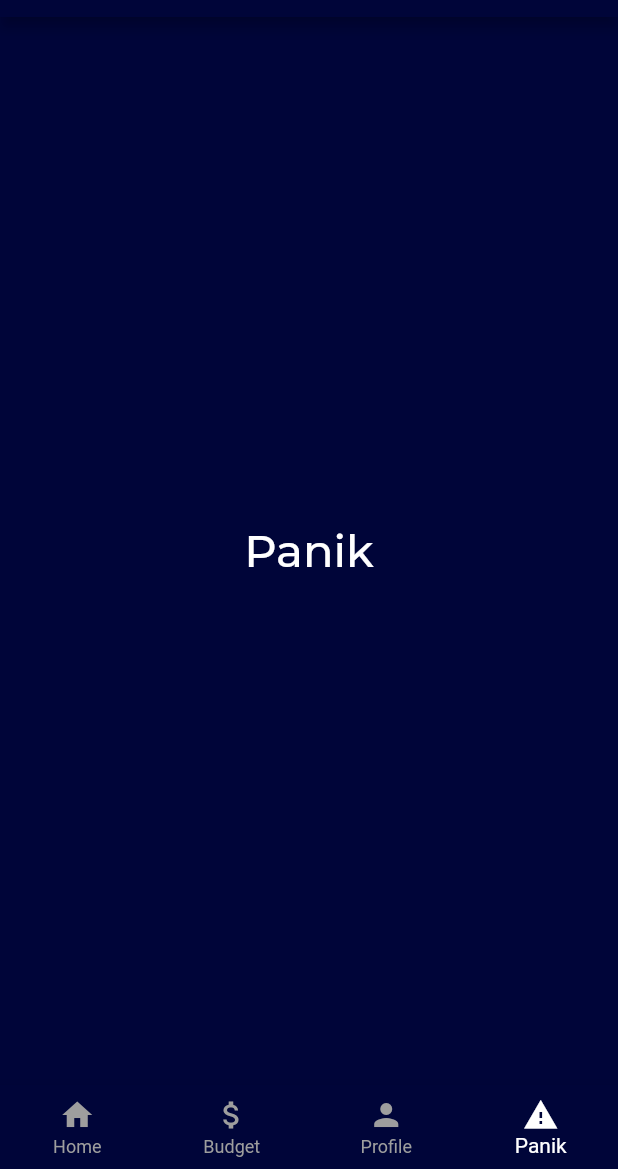
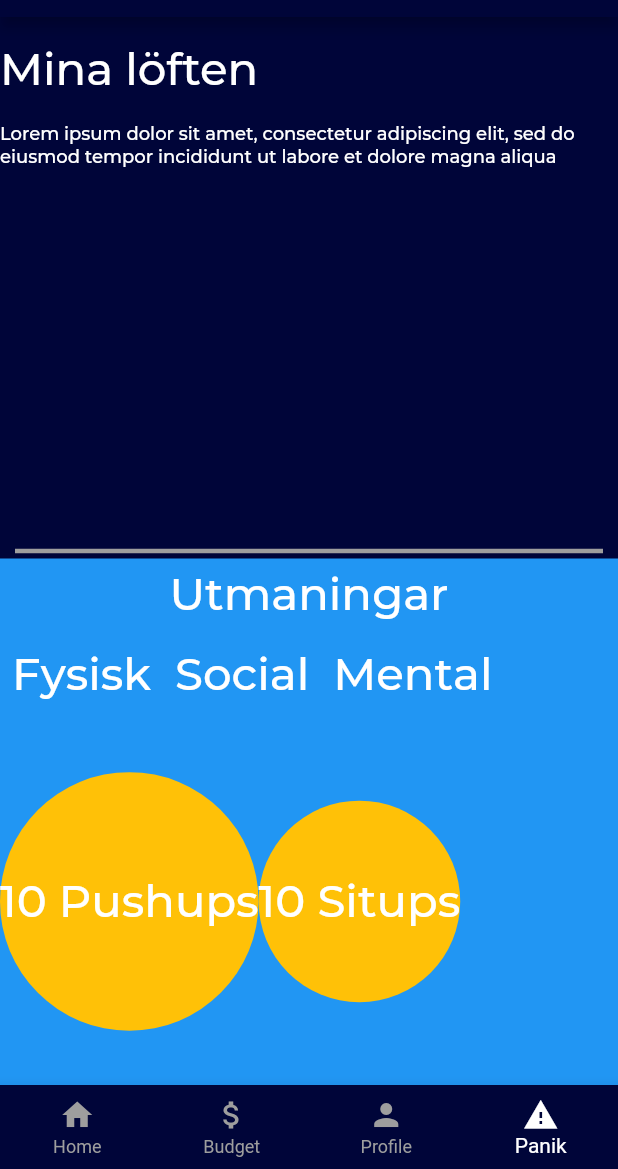
Before and after one commit to juliusolson/rena, a Flutter app: the screen it shows after launch, item 4 of the bottom bar chosen, on a phone screen of 412 x 824 dp, the part 67-1236 px from its top. Run offline on Flutter 3.47's test engine with Material 2 defaults, Android fonts, the phone set to English and light mode, and no system bars; our stand-ins replace charts_flutter, percent_indicator; project files that could hold a hidden picture were left out.

Commit message:
started on panikView

```diff
--- /dev/null
+++ b/lib/models/challengesmodel.dart
@@ -0,0 +1,35 @@
+import 'dart:collection';
+
+class Challenge {
+  String description;
+  Challenge(this.description);
+}
+
+class ChallengesModel {
+  static final List<String> categories = ['Fysisk', 'Social', 'Mental'];
+  Map<String, List<Challenge>> challengesMap = {
+    categories[0]: [Challenge('10 Pushups'), Challenge('10 Situps')],
+    categories[1]: [Challenge('Lorem Ipsum'), Challenge('asdasd')],
+    categories[2]: [
+      Challenge('dasdsa'),
+    ]
+  };
+
+  List<String> getChallenges(String category, int numChallanges) {
+    List<Challenge> result;
+    List<Challenge> selectedChallenges = challengesMap[category];
+    if (selectedChallenges.length <= numChallanges) {
+      result = selectedChallenges;
+    } else {
+      result = new List<Challenge>.from(selectedChallenges);
+      result.shuffle();
+      result = result.take(numChallanges);
+    }
+    return result
+        .map((challenge) {
+          return challenge.description;
+        })
+        .cast<String>()
+        .toList();
+  }
+}
--- /dev/null
+++ b/lib/screens/panik/components/challengesview.dart
@@ -0,0 +1,55 @@
+import 'package:flutter/material.dart';
+import 'package:rena/models/challengesmodel.dart';
+
+class Challenges extends StatefulWidget {
+  final ChallengesModel dataModel;
+  Challenges(this.dataModel);
+  @override
+  _ChallengesState createState() => _ChallengesState();
+}
+
+class _ChallengesState extends State<Challenges> {
+  int _selectedIndex = 0;
+  @override
+  Widget build(BuildContext context) {
+    List<String> challenges = widget.dataModel
+        .getChallenges(ChallengesModel.categories[_selectedIndex], 3);
+    return Container(
+        color: Colors.blue,
+        child:
+            Column(mainAxisAlignment: MainAxisAlignment.spaceEvenly, children: [
+          Flexible(
+              child: Text('Utmaningar',
+                  style: Theme.of(context).textTheme.bodyText1)),
+          Flexible(
+              child: ListView.builder(
+                  scrollDirection: Axis.horizontal,
+                  itemCount: ChallengesModel.categories.length,
+                  itemBuilder: (BuildContext ctx, int index) {
+                    return TextButton(
+                        onPressed: () => {onCategorySelect(index)},
+                        child: Text(ChallengesModel.categories[index],
+                            style: Theme.of(context).textTheme.bodyText1));
+                  })),
+          Flexible(
+              flex: 4,
+              child: ListView.builder(
+                  scrollDirection: Axis.horizontal,
+                  itemCount: challenges.length,
+                  itemBuilder: (BuildContext ctx, int index) {
+                    return Container(
+                        decoration: new BoxDecoration(
+                            color: Colors.amber, shape: BoxShape.circle),
+                        alignment: Alignment.center,
+                        child: Text(challenges[index],
+                            style: Theme.of(context).textTheme.bodyText1));
+                  }))
+        ]));
+  }
+
+  void onCategorySelect(int index) {
+    setState(() {
+      _selectedIndex = index;
+    });
+  }
+}
--- /dev/null
+++ b/lib/screens/panik/components/promisesview.dart
@@ -0,0 +1,28 @@
+import 'package:flutter/material.dart';
+
+class Promises extends StatelessWidget {
+  @override
+  Widget build(BuildContext context) {
+    return Column(mainAxisAlignment: MainAxisAlignment.spaceEvenly, children: [
+      Flexible(
+          child: Align(
+              alignment: Alignment.centerLeft,
+              child: Text(
+                'Mina löften',
+                textAlign: TextAlign.left,
+                style: Theme.of(context).textTheme.bodyText1,
+              ))),
+      Flexible(
+          flex: 4,
+          child: Align(
+              alignment: Alignment.topLeft,
+              child: Text(
+                'Lorem ipsum dolor sit amet, consectetur adipiscing elit, sed do eiusmod tempor incididunt ut labore et dolore magna aliqua',
+                style: Theme.of(context)
+                    .textTheme
+                    .bodyText1
+                    .copyWith(fontSize: 12),
+              )))
+    ]);
+  }
+}
--- a/lib/screens/panik/panikview.dart
+++ b/lib/screens/panik/panikview.dart
@@ -1,22 +1,24 @@
+import 'package:flutter/material.dart';
+import 'package:rena/models/challengesmodel.dart';
+import 'package:rena/screens/panik/components/challengesview.dart';
+import 'package:rena/screens/panik/components/promisesview.dart';
 
-import 'package:flutter/material.dart';
-
-
-
-class PanikView extends StatelessWidget{
+class PanikView extends StatelessWidget {
   final String str;
 
   PanikView(this.str);
 
   Widget build(BuildContext context) {
-    return Scaffold(
-      body: Center(
-      child: Text(
-          this.str,
-          style: Theme.of(context).textTheme.bodyText1,
-        ),
-    ),
-    );
+    return Column(mainAxisAlignment: MainAxisAlignment.spaceEvenly, children: [
+      Flexible(flex: 2, child: Promises()),
+      Divider(
+        color: Colors.grey,
+        height: 10,
+        thickness: 3,
+        indent: 10,
+        endIndent: 10,
+      ),
+      Flexible(flex: 2, child: Challenges(ChallengesModel()))
+    ]);
   }
-
 }
```
